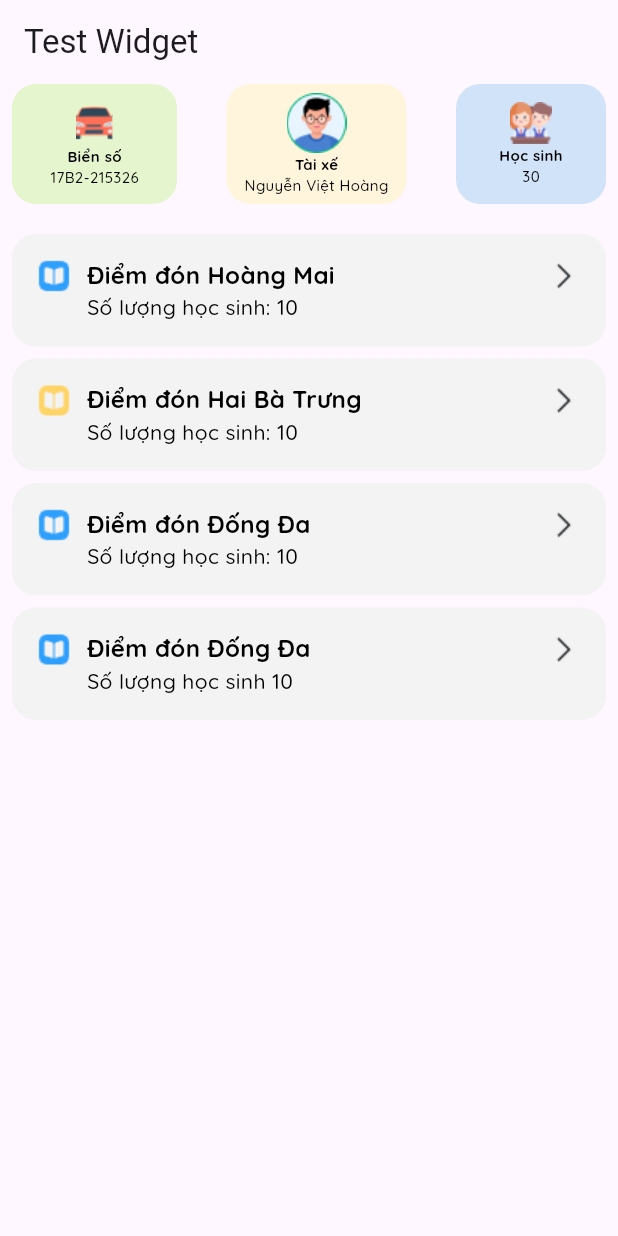
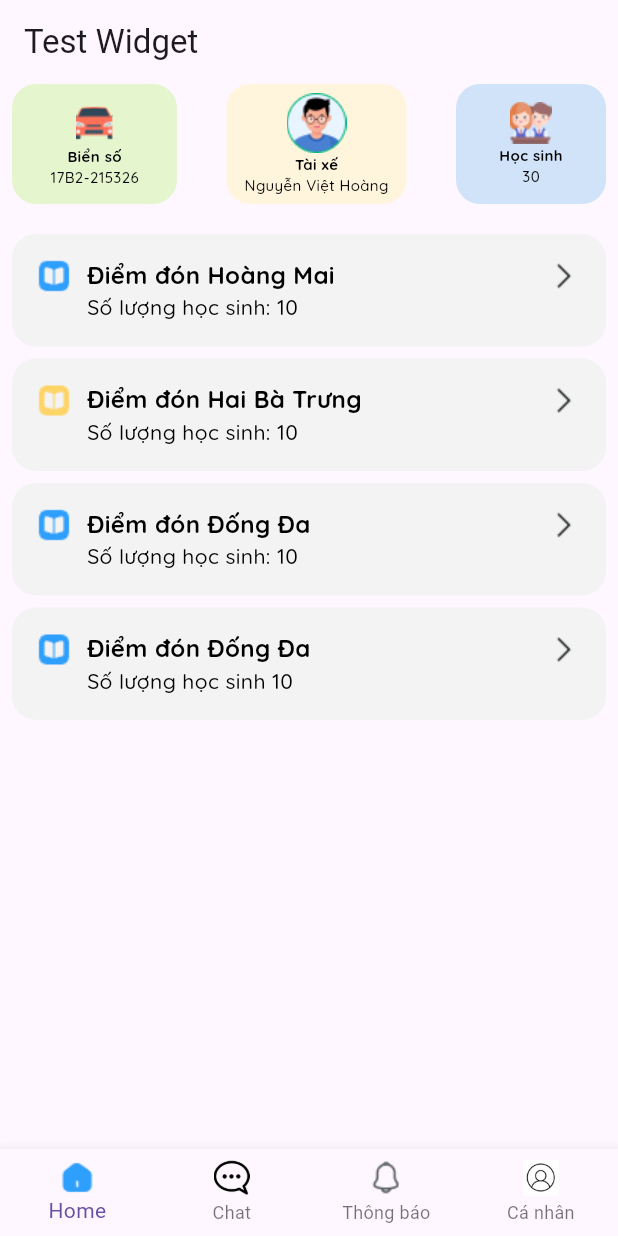
Before and after one commit to ThienNguyen1406/flutter_application_1, a Flutter app: the screen it shows after launch, on a phone screen of 412 x 824 dp. Run offline on Flutter 3.47's test engine with Material 3 defaults, Android fonts, the phone set to English and light mode, and no system bars.

Commit message:
new code

```diff
--- a/lib/main.dart
+++ b/lib/main.dart
@@ -314,13 +314,65 @@ class MyApp extends StatelessWidget {
                   ),
                 ),
               ),
+              // Spacer(),
             ],
           ),
         ),
+      bottomNavigationBar:   BottomNavigationBar(
+              type: BottomNavigationBarType.fixed,
+                items: [
+                   BottomNavigationBarItem(
+                    icon:
+                    Image(
+                      image: AssetImage(AppImages.homeIconItem),
+                      height: 24,
+                      width: 24,
+                      ),
+                      label: 'Home',
+                      ),
+                    BottomNavigationBarItem(icon:
+                      Image(image:
+                        AssetImage(AppImages.chatIconItem),
+                        height: 24,
+                        width: 24,
+                      ),
+                      label: 'Chat',
+                    ),
+                     BottomNavigationBarItem(icon:
+                      Image(image:
+                        AssetImage(AppImages.notifiicationItem),
+                        height: 24,
+                        width: 24,
+                      ),
+                      label: 'Thông báo',
+                    ),
+                     BottomNavigationBarItem(icon:
+                      Image(image:
+                        AssetImage(AppImages.userIconItem),
+                        height: 24,
+                        width: 24,
+                      ),
+                      label: 'Cá nhân',
+                    ),
+                ],
+             )
       ),
     );
   }
 }
+   TextStyle _getStyleLabel() => const TextStyle(
+      fontFamily: 'Quicksand-SemiBold',
+      fontSize: 12,
+      height: 16 / 12,
+      fontWeight: FontWeight.w600
+      );
+
+
+
+  @override
+  Widget build(BuildContext context) {
+    return const Placeholder();
+  }
 
 class MyHomePage extends StatefulWidget {
   const MyHomePage({super.key, required this.title});
--- a/lib/res/app_colors.dart
+++ b/lib/res/app_colors.dart
@@ -6,4 +6,5 @@ class AppColors {
   static const boxColor2 = Color(0xffFFF5DD);
   static const boxColor3 = Color(0xffD0E3F9);
   static const radiusColor = Color(0xffF3F3F3);
+  static const whiteColor = Colors.white;
 }
--- a/lib/res/app_fonts.dart
+++ b/lib/res/app_fonts.dart
@@ -41,4 +41,12 @@ class AppFonts {
         fontSize: fontSize,
         color: color,
       );
+       static TextStyle quicksandSemiBold600(
+          [double fontSize = 14, Color color = Colors.black]) =>
+      TextStyle(
+        fontFamily: quicksandSemiBold,
+        fontWeight: FontWeight.w600,
+        fontSize: fontSize,
+        color: color,
+      );
 }
--- a/lib/res/app_images.dart
+++ b/lib/res/app_images.dart
@@ -6,4 +6,11 @@ class AppImages {
   static const arrowImage = 'assets/images/Arrow - Right 2.png';
   static const driverImage = 'assets/images/Ellipse 43.png';
   static const studentImage = 'assets/images/image 3.png';
+  static const homeIconItem = 'assets/images/home-2.png';
+  static const chatIconItem = 'assets/images/mess.png';
+  static const notifiicationItem = 'assets/images/notification.png';
+  static const userIconItem = 'assets/images/user.png';
+
+
+
 }
```
Also changed, not shown: assets/images/home-2.png (added), assets/images/notification.png, assets/images/profile.png (added), assets/images/send-2.png (added).
